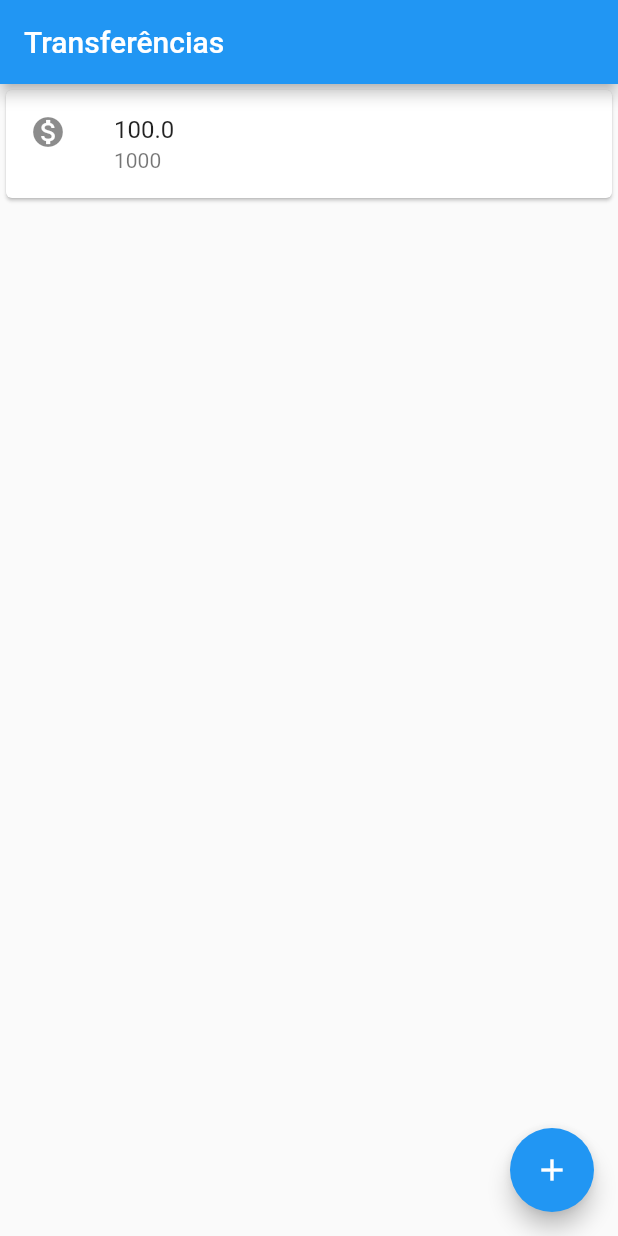
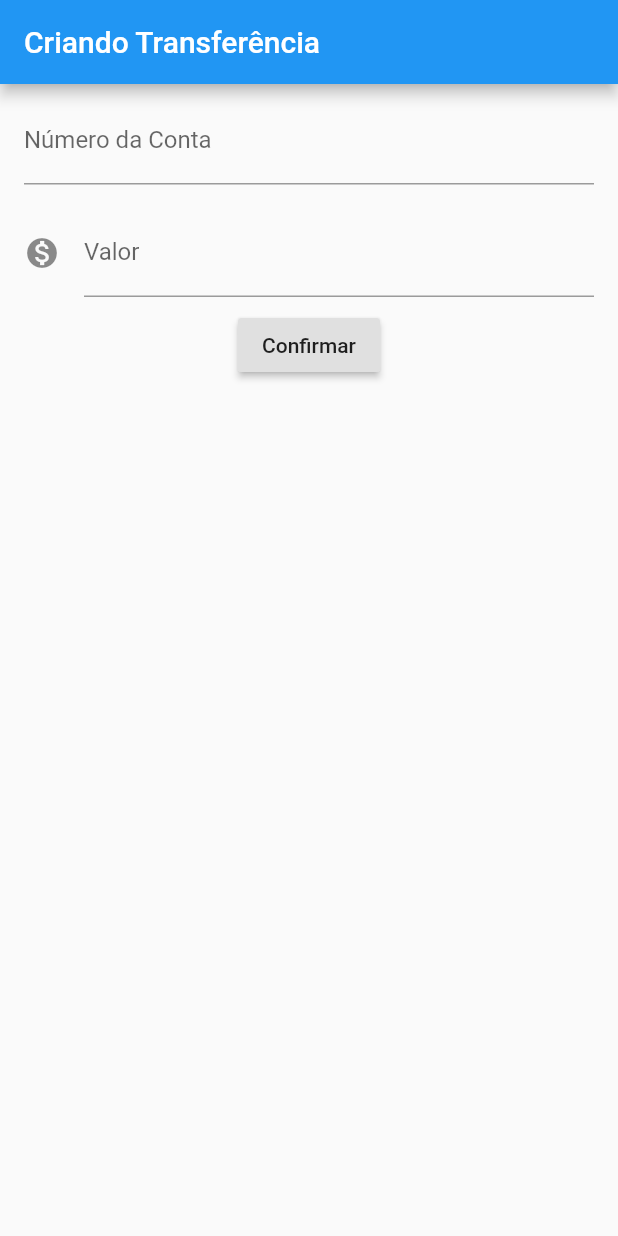
Before and after one commit to CleberReis/bytebank, a Flutter app: the screen it shows after launch, on a phone screen of 412 x 824 dp. Run offline on Flutter 3.47's test engine with Material 2 defaults, Android fonts, the phone set to English and light mode, and no system bars.

Commit message:
implentação tela formulário

```diff
--- a/lib/main.dart
+++ b/lib/main.dart
@@ -1,32 +1,110 @@
 import 'package:flutter/material.dart';
 
-void main() => runApp(MaterialApp(
+void main() => runApp(BytebankApp());
+
+class BytebankApp extends StatelessWidget {
+  @override
+  Widget build(BuildContext context) {
+    return MaterialApp(
       home: Scaffold(
+        body: FormularioTransferencia(),
+      ),
+    );
+  }
+}
+
+class FormularioTransferencia extends StatelessWidget {
+  final TextEditingController _controladorCampoNumeroConta =
+      TextEditingController();
+  final TextEditingController _controladorCampoValor = TextEditingController();
+
+  @override
+  Widget build(BuildContext context) {
+    return Scaffold(
+      appBar: AppBar(
+        title: Text('Criando Transferência'),
+      ),
+      body: Column(
+        children: <Widget>[
+          Editor(
+            controlador: _controladorCampoNumeroConta,
+            dica: '0000',
+            rotulo: 'Número da Conta',
+          ),
+          Editor(
+            controlador: _controladorCampoValor,
+            dica: '0000',
+            rotulo: 'Valor',
+            icone: Icons.monetization_on,
+          ),
+          RaisedButton(
+            child: Text('Confirmar'),
+            onPressed: () => _criaTransferencia(),
+          )
+        ],
+      ),
+    );
+  }
+
+  void _criaTransferencia() {
+    final int numeroConta = int.tryParse(_controladorCampoNumeroConta.text);
+    final double valor = double.tryParse(_controladorCampoValor.text);
+    if (numeroConta != null && valor != null) {
+      final transferenciaCriada = Transferencia(valor, numeroConta);
+    }
+  }
+}
+
+class Editor extends StatelessWidget {
+  final TextEditingController controlador;
+  final String rotulo;
+  final String dica;
+  final IconData icone;
+
+  Editor({this.controlador, this.rotulo, this.dica, this.icone});
+
+  @override
+  Widget build(BuildContext context) {
+    return Padding(
+      padding: const EdgeInsets.symmetric(vertical: 8.0, horizontal: 16.0),
+      child: TextField(
+        controller: controlador,
+        style: TextStyle(
+          fontSize: 16.0,
+        ),
+        decoration: InputDecoration(
+          icon: icone != null ? Icon(icone) : null,
+          labelText: rotulo,
+          hintText: dica,
+        ),
+        keyboardType: TextInputType.number,
+      ),
+    );
+  }
+}
+
+class ListaTransferencias extends StatelessWidget {
+  @override
+  Widget build(BuildContext context) {
+    return Scaffold(
       appBar: AppBar(
         title: Text('Transferências'),
       ),
-    body: ListaTransferencias(),
-    floatingActionButton: FloatingActionButton(
-      child: Icon(Icons.add),
-    ),
-  ),
-));
-
-class ListaTransferencias extends StatelessWidget{
-  @override
-  Widget build(BuildContext context) {
-    return Column(
+      body: Column(
         children: <Widget>[
           ItemTransferencia(
             Transferencia(100.0, 1000),
           ),
         ],
+      ),
+      floatingActionButton: FloatingActionButton(
+        child: Icon(Icons.add),
+      ),
     );
   }
 }
 
-class ItemTransferencia extends StatelessWidget{
-
+class ItemTransferencia extends StatelessWidget {
   final Transferencia _transferencia;
 
   ItemTransferencia(this._transferencia);
@@ -38,14 +116,18 @@ class ItemTransferencia extends StatelessWidget{
       leading: Icon(Icons.monetization_on),
       title: Text(_transferencia.valor.toString()),
       subtitle: Text(_transferencia.numeroConta.toString()),
-        )
-    );
+    ));
   }
 }
 
-class Transferencia{
+class Transferencia {
   final double valor;
   final int numeroConta;
 
   Transferencia(this.valor, this.numeroConta);
+
+  @override
+  String toString() {
+    return 'Transferencia{valor: $valor, numeroConta: $numeroConta}';
   }
+}
```
Lines whose indentation alone changed are shown as unchanged.
